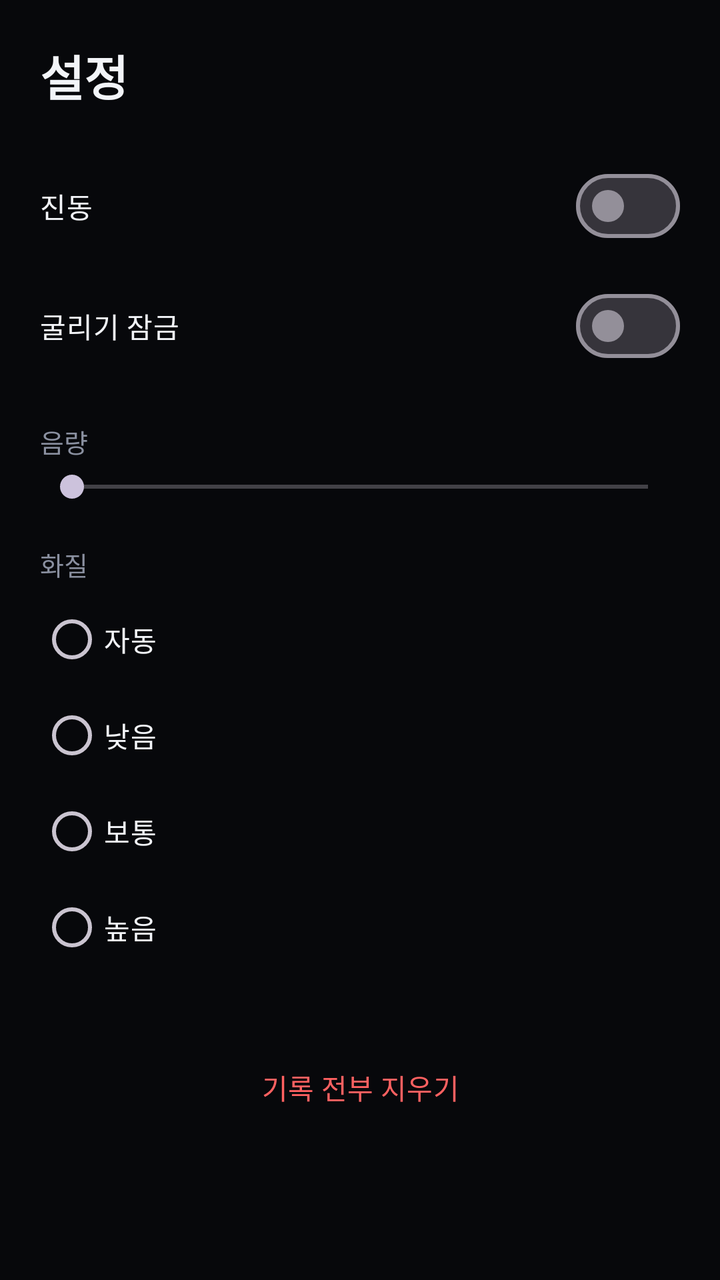
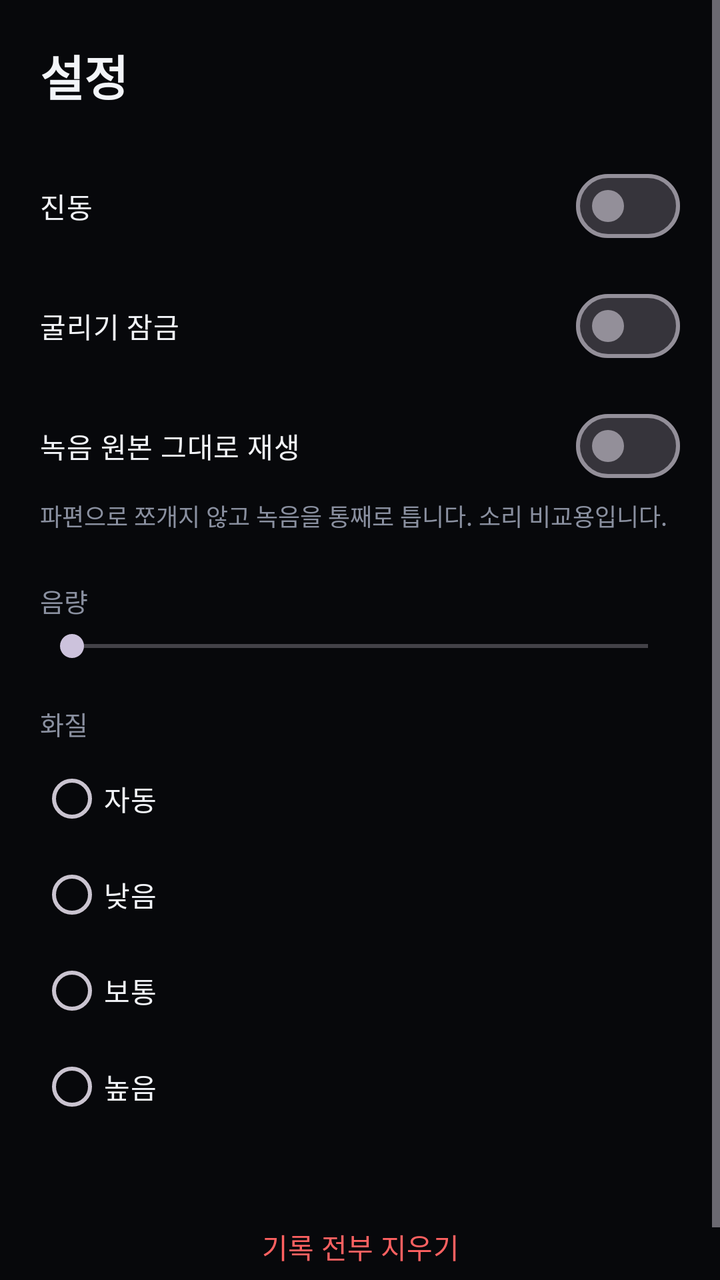

Two renders of the same Android screen: before a commit and after it. Below are the layout's source before the change and the commit's diff.
<!-- AndroidManifest.xml: application theme Theme.WaxBall -->
<!-- res/layout/activity_settings.xml -->
<?xml version="1.0" encoding="utf-8"?>
<ScrollView xmlns:android="http://schemas.android.com/apk/res/android"
    android:layout_width="match_parent"
    android:layout_height="match_parent"
    android:background="@color/surface">

    <LinearLayout
        android:layout_width="match_parent"
        android:layout_height="wrap_content"
        android:orientation="vertical"
        android:padding="20dp">

        <TextView
            android:layout_width="wrap_content"
            android:layout_height="wrap_content"
            android:text="@string/settings_title"
            android:textColor="@color/text_primary"
            android:textSize="24sp"
            android:textStyle="bold" />

        <com.google.android.material.materialswitch.MaterialSwitch
            android:id="@+id/hapticsSwitch"
            android:layout_width="match_parent"
            android:layout_height="wrap_content"
            android:layout_marginTop="24dp"
            android:text="@string/settings_haptics"
            android:textColor="@color/text_primary" />

        <com.google.android.material.materialswitch.MaterialSwitch
            android:id="@+id/orbitLockSwitch"
            android:layout_width="match_parent"
            android:layout_height="wrap_content"
            android:layout_marginTop="12dp"
            android:text="@string/settings_orbit_lock"
            android:textColor="@color/text_primary" />

        <TextView
            android:layout_width="wrap_content"
            android:layout_height="wrap_content"
            android:layout_marginTop="24dp"
            android:text="@string/settings_volume"
            android:textColor="@color/text_muted"
            android:textSize="13sp" />

        <SeekBar
            android:id="@+id/volumeBar"
            android:layout_width="match_parent"
            android:layout_height="wrap_content"
            android:layout_marginTop="4dp"
            android:max="100" />

        <TextView
            android:layout_width="wrap_content"
            android:layout_height="wrap_content"
            android:layout_marginTop="20dp"
            android:text="@string/settings_quality"
            android:textColor="@color/text_muted"
            android:textSize="13sp" />

        <RadioGroup
            android:id="@+id/qualityGroup"
            android:layout_width="match_parent"
            android:layout_height="wrap_content"
            android:layout_marginTop="4dp"
            android:orientation="vertical">

            <RadioButton
                android:id="@+id/qualityAuto"
                android:layout_width="match_parent"
                android:layout_height="wrap_content"
                android:text="@string/settings_quality_auto"
                android:textColor="@color/text_primary" />

            <RadioButton
                android:id="@+id/qualityLow"
                android:layout_width="match_parent"
                android:layout_height="wrap_content"
                android:text="@string/settings_quality_low"
                android:textColor="@color/text_primary" />

            <RadioButton
                android:id="@+id/qualityMedium"
                android:layout_width="match_parent"
                android:layout_height="wrap_content"
                android:text="@string/settings_quality_medium"
                android:textColor="@color/text_primary" />

            <RadioButton
                android:id="@+id/qualityHigh"
                android:layout_width="match_parent"
                android:layout_height="wrap_content"
                android:text="@string/settings_quality_high"
                android:textColor="@color/text_primary" />
        </RadioGroup>

        <Button
            android:id="@+id/resetButton"
            style="@style/Widget.Material3.Button.OutlinedButton"
            android:layout_width="match_parent"
            android:layout_height="wrap_content"
            android:layout_marginTop="32dp"
            android:text="@string/settings_reset"
            android:textColor="@color/danger" />
    </LinearLayout>
</ScrollView>
<!-- resources referenced by this layout -->
<resources>
  <color name="danger">#FF6161</color>
  <color name="surface">#07080B</color>
  <color name="text_muted">#8A90A0</color>
  <color name="text_primary">#F2F4F8</color>
  <string name="settings_haptics">진동</string>
  <string name="settings_orbit_lock">굴리기 잠금</string>
  <string name="settings_quality">화질</string>
  <string name="settings_quality_auto">자동</string>
  <string name="settings_quality_high">높음</string>
  <string name="settings_quality_low">낮음</string>
  <string name="settings_quality_medium">보통</string>
  <string name="settings_reset">기록 전부 지우기</string>
  <string name="settings_title">설정</string>
  <string name="settings_volume">음량</string>
  <style name="Theme.WaxBall" parent="Theme.Material3.Dark.NoActionBar">
          <item name="android:statusBarColor">@color/surface</item>
          <item name="android:navigationBarColor">@color/surface</item>
          <item name="android:windowBackground">@color/surface</item>
      </style>
</resources>

<!-- the commit's change to res/layout/activity_settings.xml (unified diff, before → after) -->
@@ -33,6 +33,22 @@
             android:layout_marginTop="12dp"
             android:text="@string/settings_orbit_lock"
             android:textColor="@color/text_primary" />
+
+        <com.google.android.material.materialswitch.MaterialSwitch
+            android:id="@+id/rawPlaybackSwitch"
+            android:layout_width="match_parent"
+            android:layout_height="wrap_content"
+            android:layout_marginTop="12dp"
+            android:text="@string/settings_raw_playback"
+            android:textColor="@color/text_primary" />
+
+        <TextView
+            android:layout_width="match_parent"
+            android:layout_height="wrap_content"
+            android:layout_marginTop="2dp"
+            android:text="@string/settings_raw_hint"
+            android:textColor="@color/text_muted"
+            android:textSize="12sp" />
 
         <TextView
             android:layout_width="wrap_content"
<!-- resource entries referenced after the edit -->
@@ -11,6 +11,8 @@
   <string name="settings_quality_high">높음</string>
   <string name="settings_quality_low">낮음</string>
   <string name="settings_quality_medium">보통</string>
+  <string name="settings_raw_hint">파편으로 쪼개지 않고 녹음을 통째로 틉니다. 소리 비교용입니다.</string>
+  <string name="settings_raw_playback">녹음 원본 그대로 재생</string>
   <string name="settings_reset">기록 전부 지우기</string>
   <string name="settings_title">설정</string>
   <string name="settings_volume">음량</string>
